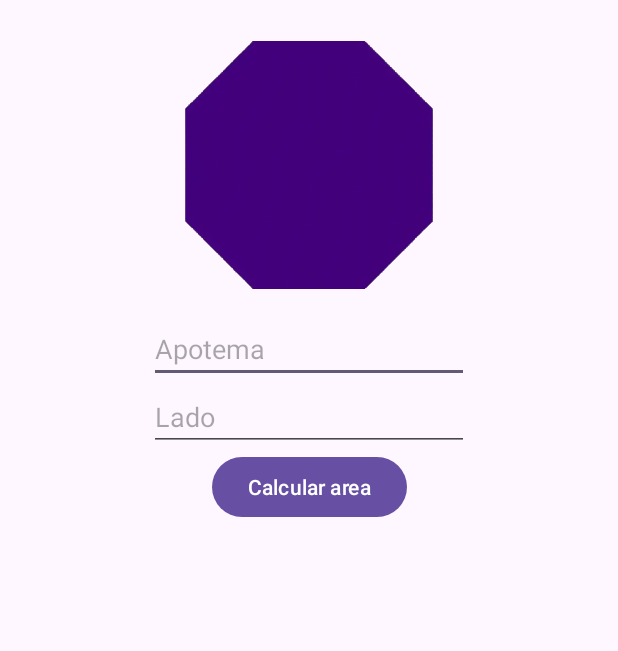
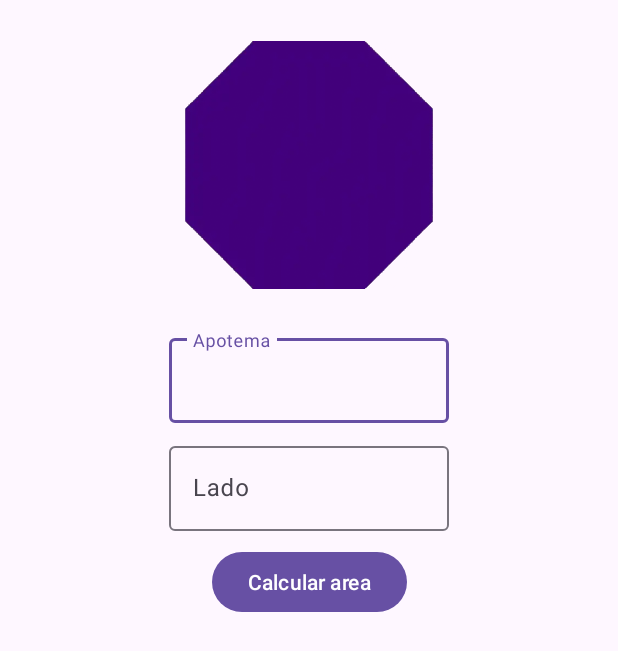
Before and after one commit to oscarmrm-labs/Android-Sprint2, an Android app: the PolygonDetail screen opened directly, with no data from a screen before it, after a tap on "Calcular area", on a phone screen of 412 x 824 dp. Shown: the top 651 px of the screen. Run offline under Robolectric (Android 15) with nearby library versions, the phone set to English and light mode, and no system bars.

Commit message:
Change EditTexts to TextInputEditTexts + clear code

```diff
--- a/app/src/main/java/com/qualentum/sprint2/ui/PolygonDetail.kt
+++ b/app/src/main/java/com/qualentum/sprint2/ui/PolygonDetail.kt
@@ -8,6 +8,8 @@ import android.widget.ImageView
 import android.widget.TextView
 import android.widget.Toast
 import androidx.appcompat.app.AppCompatActivity
+import com.google.android.material.textfield.TextInputEditText
+import com.google.android.material.textfield.TextInputLayout
 import com.qualentum.sprint2.R
 import com.qualentum.sprint2.data.PolygonTypes
 import com.qualentum.sprint2.domain.PolygonFactory
@@ -15,8 +17,10 @@ import com.qualentum.sprint2.domain.PolygonFactory
 class PolygonDetail : AppCompatActivity() {
     lateinit var polygonType: String
     lateinit var image: ImageView
-    var etApotem: EditText? = null
-    var etSide: EditText? = null
+    var tieApotem: TextInputEditText? = null
+    var tieSide: TextInputEditText? = null
+    var tilApotem: TextInputLayout? = null
+    var tilSide: TextInputLayout? = null
     var tvArea: TextView? = null
     var tvPerimeter: TextView? = null
 
@@ -24,22 +28,27 @@ class PolygonDetail : AppCompatActivity() {
         super.onCreate(savedInstanceState)
         setContentView(R.layout.activity_polygon_detail)
         getBundle()
-
-        etApotem = findViewById(R.id.etApotem)
-        etSide = findViewById(R.id.etSide)
+        joinIdsLayout()
         initImage()
-        tvArea = findViewById(R.id.tvArea)
-        tvPerimeter = findViewById(R.id.tvPerimeter)
 
         val btnCalculate: Button = findViewById(R.id.btnCalculate)
         btnCalculate.setOnClickListener(View.OnClickListener {
-            createButton()
+            actionCalculateButton()
         })
     }
 
     fun getBundle(){
         val bundle = intent.extras
         polygonType = bundle?.getString("type").toString()
+    }
+
+    private fun joinIdsLayout(){
+        tieApotem = findViewById(R.id.tieApotem)
+        tieSide = findViewById(R.id.tieSide)
+        tilApotem = findViewById(R.id.tilApotem)
+        tilSide = findViewById(R.id.tilSide)
+        tvArea = findViewById(R.id.tvArea)
+        tvPerimeter = findViewById(R.id.tvPerimeter)
     }
 
     private fun initImage(){
@@ -50,8 +59,8 @@ class PolygonDetail : AppCompatActivity() {
     private fun showImage(): Int {
         return when (polygonType) {
             PolygonTypes.Triangle.polygonType -> {
-                etSide?.hint = "Base"
-                etApotem?.hint = "Altura"
+                tilSide?.hint = "Base"
+                tilApotem?.hint = "Altura"
                 R.drawable.triangulo_sinfondo
             }
             PolygonTypes.Pentagon.polygonType -> R.drawable.pentagono_sinfondo
@@ -59,21 +68,19 @@ class PolygonDetail : AppCompatActivity() {
         }
     }
 
-    fun createButton(){
-        if (etSide?.text.isNullOrBlank() or etApotem?.text.isNullOrEmpty() or
-                etSide?.text.toString().equals("0") or etApotem?.text.toString().equals("0")){
+    fun actionCalculateButton(){
+        if (tieSide?.text.isNullOrBlank() or tieApotem?.text.isNullOrEmpty() or
+                tieSide?.text.toString().equals("0") or tieApotem?.text.toString().equals("0")){
+            // TODO: marcar los editTexts en rojo
             Toast.makeText(this, "Los campos no pueden ser vacios o '0'", Toast.LENGTH_SHORT).show()
         } else {
             var polygon = PolygonFactory(
                     type = polygonType,
-                    side = etSide!!.toDouble(),
-                    apotem =  etApotem!!.toDouble()
-                    //side = etSide?.text.toString().toDouble(),
-                    //apotem = etApotem?.text.toString().toDouble()
+                    side = tieSide!!.toDouble(),
+                    apotem =  tieApotem!!.toDouble()
                 )
             tvArea?.text = "Area: " + polygon?.calculateArea().toString()
             tvPerimeter?.text = "Perimetro: " + polygon?.calculatePerimeter().toString()
-            //Toast.makeText(this, "figura creada: " + polygon.calculateArea(), Toast.LENGTH_SHORT).show()
         }
     }
 }
--- a/app/src/main/res/layout/activity_polygon_detail.xml
+++ b/app/src/main/res/layout/activity_polygon_detail.xml
@@ -17,37 +17,52 @@
         app:layout_constraintEnd_toEndOf="parent"
         tools:src="@tools:sample/avatars" />
 
-    <EditText
-        android:id="@+id/etApotem"
+    <com.google.android.material.textfield.TextInputLayout
+        android:id="@+id/tilApotem"
         android:layout_width="wrap_content"
         android:layout_height="wrap_content"
+        android:minEms="10"
+        android:layout_margin="10dp"
         app:layout_constraintStart_toStartOf="parent"
         app:layout_constraintEnd_toEndOf="parent"
         app:layout_constraintTop_toBottomOf="@+id/imageView"
-        android:hint="Apotema"
-        android:ems="10"
-        android:inputType="numberDecimal"
-        android:text="" />
+        android:hint="Apotema">
 
-    <EditText
-        android:id="@+id/etSide"
+        <com.google.android.material.textfield.TextInputEditText
+            android:id="@+id/tieApotem"
+            android:layout_width="match_parent"
+            android:layout_height="wrap_content"
+            android:inputType="numberDecimal"
+            />
+    </com.google.android.material.textfield.TextInputLayout>
+
+    <com.google.android.material.textfield.TextInputLayout
+        android:id="@+id/tilSide"
         android:layout_width="wrap_content"
         android:layout_height="wrap_content"
+        android:minEms="10"
+        android:layout_margin="10dp"
         app:layout_constraintStart_toStartOf="parent"
         app:layout_constraintEnd_toEndOf="parent"
-        app:layout_constraintTop_toBottomOf="@+id/etApotem"
-        android:hint="Lado"
-        android:ems="10"
-        android:inputType="numberDecimal"
-        android:text="" />
+        app:layout_constraintTop_toBottomOf="@+id/tilApotem"
+        android:hint="Lado">
+
+        <com.google.android.material.textfield.TextInputEditText
+            android:id="@+id/tieSide"
+            android:inputType="numberDecimal"
+            android:layout_width="match_parent"
+            android:layout_height="wrap_content"
+            />
+    </com.google.android.material.textfield.TextInputLayout>
 
     <Button
         android:id="@+id/btnCalculate"
         android:layout_width="wrap_content"
         android:layout_height="wrap_content"
+        android:layout_margin="10dp"
         app:layout_constraintStart_toStartOf="parent"
         app:layout_constraintEnd_toEndOf="parent"
-        app:layout_constraintTop_toBottomOf="@+id/etSide"
+        app:layout_constraintTop_toBottomOf="@+id/tilSide"
         android:text="Calcular area" />
 
     <TextView
@@ -67,4 +82,5 @@
         app:layout_constraintEnd_toEndOf="parent"
         app:layout_constraintTop_toBottomOf="@+id/tvPerimeter"
         android:text="" />
+
 </androidx.constraintlayout.widget.ConstraintLayout>
```
